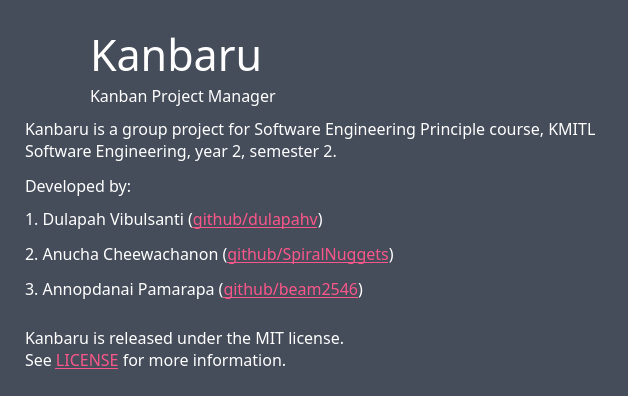
Before: the Qt Designer form src/ui/about.ui in dulapahv/Kanbaru, drawn with Qt 5.
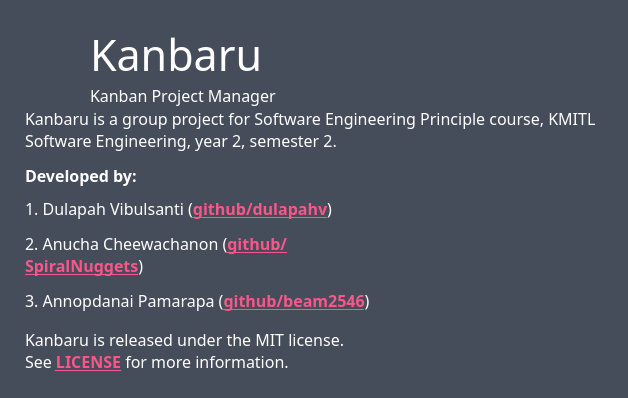
After: the same form once the commit is applied. Icons and pictures are not drawn.

Commit message: Update About page GUI, make code goes according to PEP8

What changed in the file:
```diff
--- a/src/ui/about.ui
+++ b/src/ui/about.ui
@@ -7,7 +7,7 @@
     <x>0</x>
     <y>0</y>
     <width>628</width>
-    <height>396</height>
+    <height>398</height>
    </rect>
   </property>
   <property name="windowTitle">
@@ -128,7 +128,7 @@
       <property name="sizeHint" stdset="0">
        <size>
         <width>20</width>
-        <height>25</height>
+        <height>40</height>
        </size>
       </property>
      </spacer>
@@ -145,7 +145,7 @@
        <string notr="true">color: #ffffff</string>
       </property>
       <property name="text">
-       <string>&lt;html&gt;&lt;head/&gt;&lt;body&gt;&lt;p&gt;Kanbaru is a group project for Software Engineering Principle course, KMITL Software Engineering, year 2, semester 2.&lt;/p&gt;&lt;p&gt;Developed by:&lt;/p&gt;&lt;/body&gt;&lt;/html&gt;</string>
+       <string>&lt;html&gt;&lt;head/&gt;&lt;body&gt;&lt;p&gt;Kanbaru is a group project for Software Engineering Principle course, KMITL Software Engineering, year 2, semester 2.&lt;/p&gt;&lt;p&gt;&lt;span style=&quot; font-weight:700;&quot;&gt;Developed by:&lt;/span&gt;&lt;/p&gt;&lt;/body&gt;&lt;/html&gt;</string>
       </property>
       <property name="wordWrap">
        <bool>true</bool>
@@ -189,7 +189,7 @@
        <string notr="true">color: #ffffff</string>
       </property>
       <property name="text">
-       <string>&lt;html&gt;&lt;head/&gt;&lt;body&gt;&lt;p&gt;1. Dulapah Vibulsanti (&lt;a href=&quot;https://github.com/dulapahv&quot;&gt;&lt;span style=&quot; text-decoration: underline; color:#fb568a;&quot;&gt;github/dulapahv&lt;/span&gt;&lt;/a&gt;)&lt;/p&gt;&lt;p&gt;2. Anucha Cheewachanon (&lt;a href=&quot;https://github.com/SpiralNuggets&quot;&gt;&lt;span style=&quot; text-decoration: underline; color:#fb568a;&quot;&gt;github/SpiralNuggets&lt;/span&gt;&lt;/a&gt;)&lt;/p&gt;&lt;p&gt;3. Annopdanai Pamarapa (&lt;a href=&quot;https://github.com/beam2546&quot;&gt;&lt;span style=&quot; text-decoration: underline; color:#fb568a;&quot;&gt;github/beam2546&lt;/span&gt;&lt;/a&gt;)&lt;/p&gt;&lt;/body&gt;&lt;/html&gt;</string>
+       <string>&lt;html&gt;&lt;head/&gt;&lt;body&gt;&lt;p&gt;1. Dulapah Vibulsanti (&lt;a href=&quot;https://github.com/dulapahv&quot;&gt;&lt;span style=&quot; font-weight:700; text-decoration: underline; color:#fb568a;&quot;&gt;github/dulapahv&lt;/span&gt;&lt;/a&gt;)&lt;/p&gt;&lt;p&gt;2. Anucha Cheewachanon (&lt;a href=&quot;https://github.com/SpiralNuggets&quot;&gt;&lt;span style=&quot; font-weight:700; text-decoration: underline; color:#fb568a;&quot;&gt;github/SpiralNuggets&lt;/span&gt;&lt;/a&gt;)&lt;/p&gt;&lt;p&gt;3. Annopdanai Pamarapa (&lt;a href=&quot;https://github.com/beam2546&quot;&gt;&lt;span style=&quot; font-weight:700; text-decoration: underline; color:#fb568a;&quot;&gt;github/beam2546&lt;/span&gt;&lt;/a&gt;)&lt;/p&gt;&lt;p&gt;&lt;span style=&quot; font-weight:700;&quot;&gt;View Kanbaru on &lt;/span&gt;&lt;a href=&quot;https://github.com/dulapahv/Kanbaru&quot;&gt;&lt;span style=&quot; font-weight:700; text-decoration: underline; color:#fb568a;&quot;&gt;Github&lt;/span&gt;&lt;/a&gt;&lt;/p&gt;&lt;/body&gt;&lt;/html&gt;</string>
       </property>
       <property name="wordWrap">
        <bool>true</bool>
@@ -226,7 +226,7 @@
          <string notr="true">color: #ffffff</string>
         </property>
         <property name="text">
-         <string>&lt;html&gt;&lt;head/&gt;&lt;body&gt;&lt;p&gt;Kanbaru is released under the MIT license. See &lt;a href=&quot;https://github.com/dulapahv/Kanbaru/blob/main/LICENSE&quot;&gt;&lt;span style=&quot; text-decoration: underline; color:#fb568a;&quot;&gt;LICENSE&lt;/span&gt;&lt;/a&gt; for more information.&lt;/p&gt;&lt;/body&gt;&lt;/html&gt;</string>
+         <string>&lt;html&gt;&lt;head/&gt;&lt;body&gt;&lt;p&gt;Kanbaru is released under the MIT license. See &lt;a href=&quot;https://github.com/dulapahv/Kanbaru/blob/main/LICENSE&quot;&gt;&lt;span style=&quot; font-weight:700; text-decoration: underline; color:#fb568a;&quot;&gt;LICENSE&lt;/span&gt;&lt;/a&gt; for more information.&lt;/p&gt;&lt;/body&gt;&lt;/html&gt;</string>
         </property>
         <property name="wordWrap">
          <bool>true</bool>
```
The commit also changes 5 other files.
